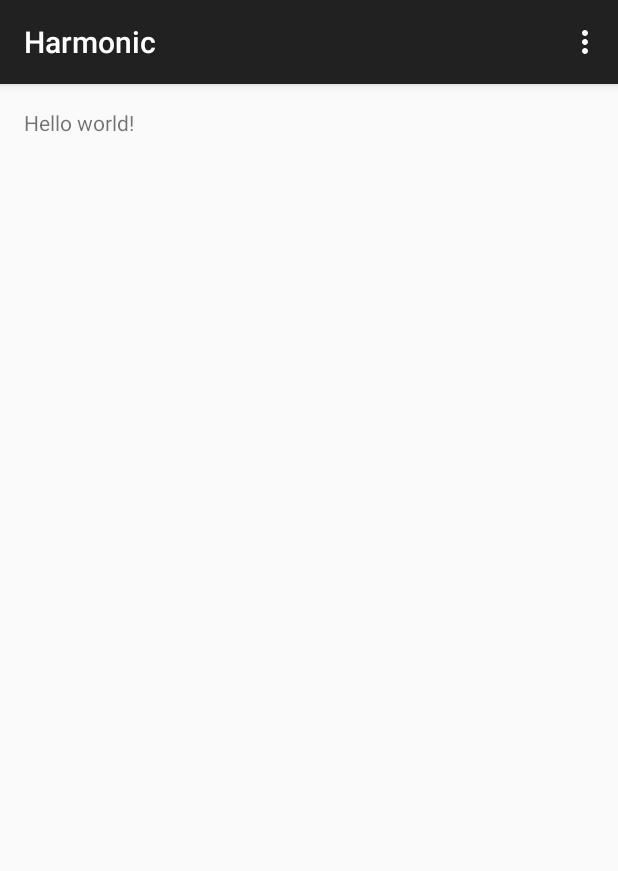
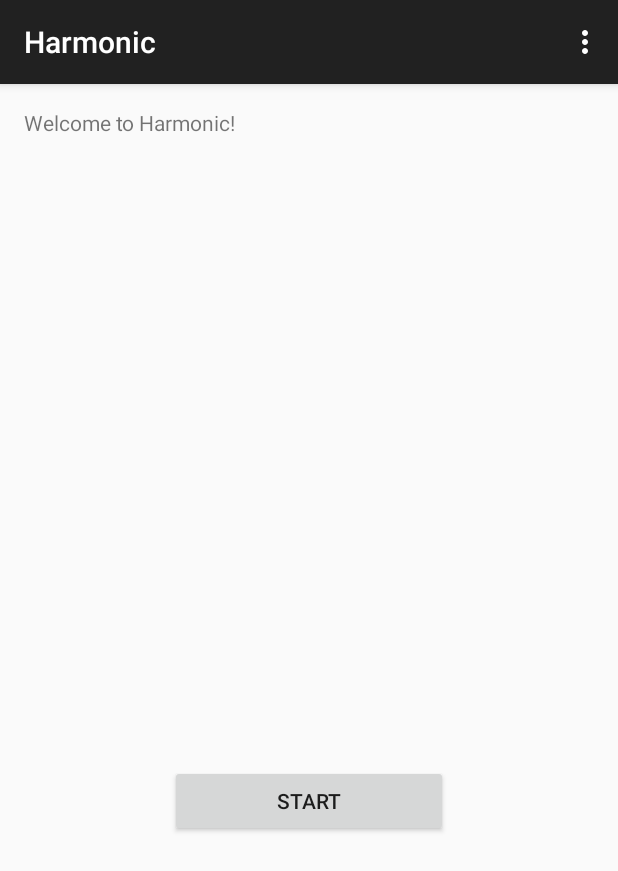
Before and after one commit to stamblerre/harmonic, an Android app: the screen it shows after launch (MainActivity), on a phone screen of 412 x 824 dp. Shown: the top 871 px of the screen. Run offline under Robolectric (Android 15) with nearby library versions, the light colour scheme and no system bars.

Commit message:
basic layout

```diff
--- a/Harmonic/app/src/main/AndroidManifest.xml
+++ b/Harmonic/app/src/main/AndroidManifest.xml
@@ -16,6 +16,10 @@
                 <category android:name="android.intent.category.LAUNCHER" />
             </intent-filter>
         </activity>
+        <activity
+            android:name=".ListeningActivity"
+            android:label="Harmonic">
+        </activity>
     </application>
 
 </manifest>
--- a/Harmonic/app/src/main/res/layout/activity_main.xml
+++ b/Harmonic/app/src/main/res/layout/activity_main.xml
@@ -5,7 +5,17 @@
     android:paddingTop="@dimen/activity_vertical_margin"
     android:paddingBottom="@dimen/activity_vertical_margin" tools:context=".MainActivity">
 
-    <TextView android:text="@string/hello_world" android:layout_width="wrap_content"
+    <TextView android:text="@string/welcome_to_app" android:layout_width="wrap_content"
         android:layout_height="wrap_content" />
 
+    <Button
+        android:id="@+id/main_button"
+        android:layout_width="185dp"
+        android:layout_height="wrap_content"
+        android:layout_alignParentBottom="true"
+        android:layout_marginBottom="250dp"
+        android:layout_centerHorizontal="true"
+        android:text="@string/start"
+        android:onClick="onMainButtonClick"/>
+
 </RelativeLayout>
--- a/Harmonic/app/src/main/res/values/strings.xml
+++ b/Harmonic/app/src/main/res/values/strings.xml
@@ -1,6 +1,9 @@
 <resources>
     <string name="app_name">Harmonic</string>
 
-    <string name="hello_world">Hello world!</string>
+    <string name="welcome_to_app">Welcome to Harmonic!</string>
+    <string name="music_log">Music Log</string>
+    <string name="start">Start</string>
+    <string name="stop">Stop</string>
     <string name="action_settings">Settings</string>
 </resources>
```
Also changed, not shown: Harmonic/app/src/main/java/bigredhacks/harmonic/ListeningActivity.java (added, +12 -0 lines), Harmonic/app/src/main/java/bigredhacks/harmonic/MainActivity.java (+14 -1 lines), Harmonic/app/src/main/res/layout/activity_listening.xml (added, +11 -0 lines).
